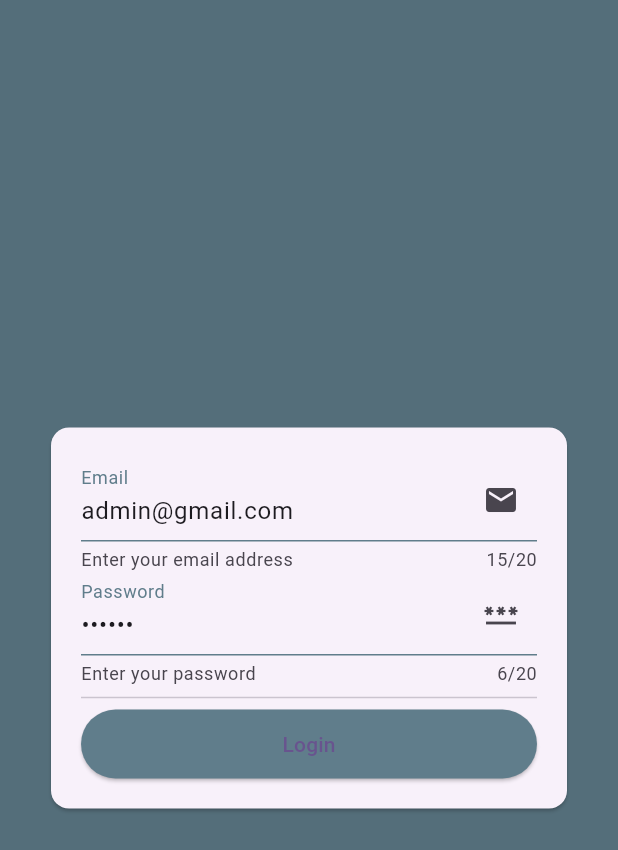
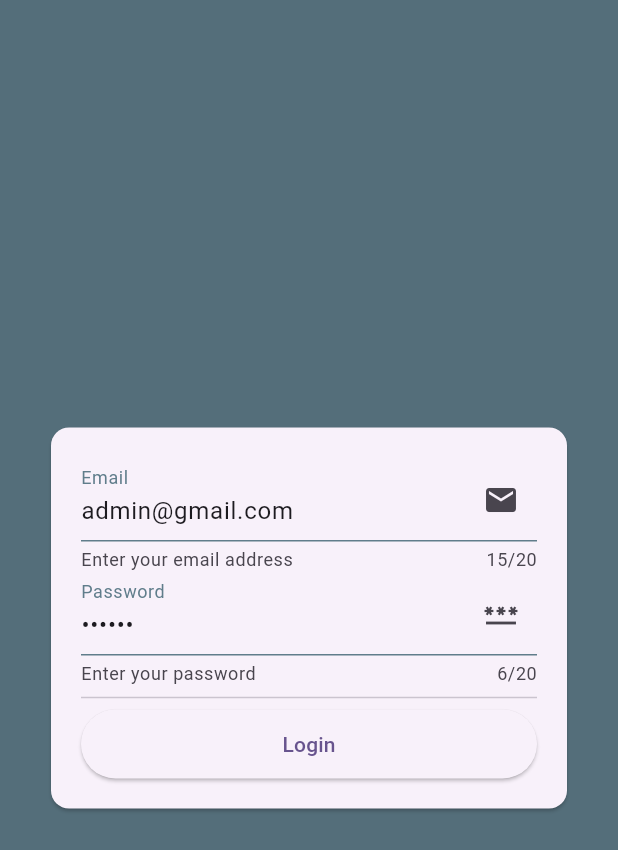
Before and after one commit to purniawan4905/login_logout_registrasi, a Flutter app: the screen it shows after launch, on a phone screen of 412 x 824 dp. Shown: the top 850 px of the screen. Run offline on Flutter 3.47's test engine with Material 3 defaults, Android fonts, the phone set to English and light mode, and no system bars; our stand-ins replace firebase_core; accounts and stored records are empty.

Commit message:
menghapus warna pada button login

```diff
--- a/lib/module/login/view/login_view.dart
+++ b/lib/module/login/view/login_view.dart
@@ -65,9 +65,6 @@ class LoginView extends StatefulWidget {
                       width: MediaQuery.of(context).size.width,
                       height: 46,
                       child: ElevatedButton(
-                        style: ElevatedButton.styleFrom(
-                          backgroundColor: Colors.blueGrey,
-                        ),
                         onPressed: () {},
                         child: const Text("Login"),
                       ),
```
